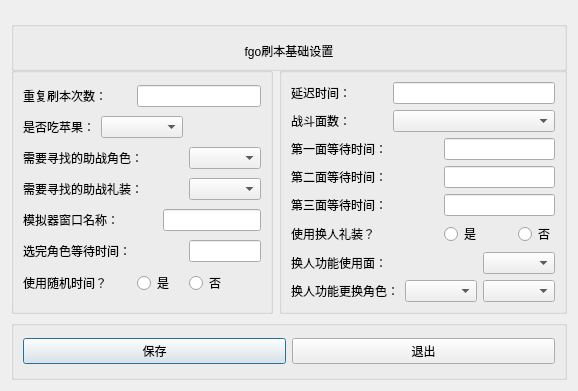
Before: the Qt Designer form qt_fgo_settings.ui in conceptclear/gamescript, drawn with Qt 5.
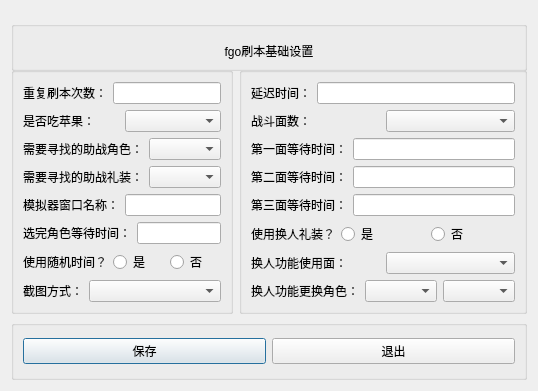
After: the same form once the commit is applied.

The edit to the form file:
```diff
--- a/qt_fgo_settings.ui
+++ b/qt_fgo_settings.ui
@@ -6,50 +6,15 @@
    <rect>
     <x>0</x>
     <y>0</y>
-    <width>543</width>
-    <height>351</height>
+    <width>523</width>
+    <height>376</height>
    </rect>
   </property>
   <property name="windowTitle">
    <string>基础设置</string>
   </property>
-  <layout class="QGridLayout" name="gridLayout_5">
-   <item row="2" column="0" colspan="2">
-    <widget class="QGroupBox" name="groupBox_4">
-     <property name="minimumSize">
-      <size>
-       <width>0</width>
-       <height>60</height>
-      </size>
-     </property>
-     <property name="maximumSize">
-      <size>
-       <width>16777215</width>
-       <height>80</height>
-      </size>
-     </property>
-     <property name="title">
-      <string/>
-     </property>
-     <layout class="QGridLayout" name="gridLayout_4">
+  <layout class="QGridLayout" name="gridLayout">
       <item row="0" column="0">
-       <widget class="QPushButton" name="pushButton">
-        <property name="text">
-         <string>保存</string>
-        </property>
-       </widget>
-      </item>
-      <item row="0" column="1">
-       <widget class="QPushButton" name="pushButton_2">
-        <property name="text">
-         <string>退出</string>
-        </property>
-       </widget>
-      </item>
-     </layout>
-    </widget>
-   </item>
-   <item row="0" column="0" colspan="2">
     <widget class="QGroupBox" name="groupBox">
      <property name="minimumSize">
       <size>
@@ -86,203 +51,316 @@
      </layout>
     </widget>
    </item>
-   <item row="1" column="1">
+   <item row="1" column="0">
+    <layout class="QHBoxLayout" name="horizontalLayout_16">
+     <item>
+      <widget class="QGroupBox" name="groupBox_2">
+       <property name="title">
+        <string/>
+       </property>
+       <layout class="QGridLayout" name="gridLayout_5">
+        <item row="0" column="0">
+         <layout class="QHBoxLayout" name="horizontalLayout">
+          <item>
+           <widget class="QLabel" name="label_2">
+            <property name="text">
+             <string>重复刷本次数：</string>
+            </property>
+           </widget>
+          </item>
+          <item>
+           <widget class="QLineEdit" name="lineEdit"/>
+          </item>
+         </layout>
+        </item>
+        <item row="1" column="0">
+         <layout class="QHBoxLayout" name="horizontalLayout_2">
+          <item>
+           <widget class="QLabel" name="label_3">
+            <property name="text">
+             <string>是否吃苹果：</string>
+            </property>
+           </widget>
+          </item>
+          <item>
+           <widget class="QComboBox" name="comboBox"/>
+          </item>
+         </layout>
+        </item>
+        <item row="2" column="0">
+         <layout class="QHBoxLayout" name="horizontalLayout_3">
+          <item>
+           <widget class="QLabel" name="label_4">
+            <property name="text">
+             <string>需要寻找的助战角色：</string>
+            </property>
+           </widget>
+          </item>
+          <item>
+           <widget class="QComboBox" name="comboBox_3"/>
+          </item>
+         </layout>
+        </item>
+        <item row="3" column="0">
+         <layout class="QHBoxLayout" name="horizontalLayout_4">
+          <item>
+           <widget class="QLabel" name="label_5">
+            <property name="text">
+             <string>需要寻找的助战礼装：</string>
+            </property>
+           </widget>
+          </item>
+          <item>
+           <widget class="QComboBox" name="comboBox_4"/>
+          </item>
+         </layout>
+        </item>
+        <item row="4" column="0">
+         <layout class="QHBoxLayout" name="horizontalLayout_5">
+          <item>
+           <widget class="QLabel" name="label_12">
+            <property name="text">
+             <string>模拟器窗口名称：</string>
+            </property>
+           </widget>
+          </item>
+          <item>
+           <widget class="QLineEdit" name="lineEdit_3">
+            <property name="echoMode">
+             <enum>QLineEdit::Normal</enum>
+            </property>
+           </widget>
+          </item>
+         </layout>
+        </item>
+        <item row="5" column="0">
+         <layout class="QHBoxLayout" name="horizontalLayout_6">
+          <item>
+           <widget class="QLabel" name="label_6">
+            <property name="text">
+             <string>选完角色等待时间：</string>
+            </property>
+           </widget>
+          </item>
+          <item>
+           <widget class="QLineEdit" name="lineEdit_7"/>
+          </item>
+         </layout>
+        </item>
+        <item row="6" column="0">
+         <layout class="QHBoxLayout" name="horizontalLayout_7">
+          <item>
+           <widget class="QLabel" name="label_13">
+            <property name="text">
+             <string>使用随机时间？</string>
+            </property>
+           </widget>
+          </item>
+          <item>
+           <widget class="QRadioButton" name="radioButton">
+            <property name="text">
+             <string>是</string>
+            </property>
+           </widget>
+          </item>
+          <item>
+           <widget class="QRadioButton" name="radioButton_2">
+            <property name="sizePolicy">
+             <sizepolicy hsizetype="Minimum" vsizetype="Fixed">
+              <horstretch>0</horstretch>
+              <verstretch>0</verstretch>
+             </sizepolicy>
+            </property>
+            <property name="text">
+             <string>否</string>
+            </property>
+           </widget>
+          </item>
+         </layout>
+        </item>
+        <item row="7" column="0">
+         <layout class="QFormLayout" name="formLayout">
+          <item row="0" column="0">
+           <widget class="QLabel" name="label_17">
+            <property name="text">
+             <string>截图方式：</string>
+            </property>
+           </widget>
+          </item>
+          <item row="0" column="1">
+           <widget class="QComboBox" name="comboBox_8"/>
+          </item>
+         </layout>
+        </item>
+       </layout>
+      </widget>
+     </item>
+     <item>
     <widget class="QGroupBox" name="groupBox_3">
      <property name="title">
       <string/>
      </property>
      <layout class="QGridLayout" name="gridLayout_2">
-      <item row="1" column="1" colspan="5">
-       <widget class="QComboBox" name="comboBox_2"/>
-      </item>
       <item row="0" column="0">
+         <layout class="QHBoxLayout" name="horizontalLayout_8">
+          <item>
        <widget class="QLabel" name="label_7">
         <property name="text">
          <string>延迟时间：</string>
         </property>
        </widget>
       </item>
-      <item row="2" column="3" colspan="3">
-       <widget class="QLineEdit" name="lineEdit_4"/>
-      </item>
-      <item row="2" column="0" colspan="3">
+          <item>
+           <widget class="QLineEdit" name="lineEdit_2"/>
+          </item>
+         </layout>
+        </item>
+        <item row="1" column="0">
+         <layout class="QHBoxLayout" name="horizontalLayout_9">
+          <item>
+           <widget class="QLabel" name="label_8">
+            <property name="text">
+             <string>战斗面数：</string>
+            </property>
+           </widget>
+          </item>
+          <item>
+           <widget class="QComboBox" name="comboBox_2"/>
+          </item>
+         </layout>
+        </item>
+        <item row="2" column="0">
+         <layout class="QHBoxLayout" name="horizontalLayout_10">
+          <item>
        <widget class="QLabel" name="label_9">
         <property name="text">
          <string>第一面等待时间：</string>
         </property>
        </widget>
       </item>
-      <item row="3" column="3" colspan="3">
+          <item>
+           <widget class="QLineEdit" name="lineEdit_4"/>
+          </item>
+         </layout>
+        </item>
+        <item row="3" column="0">
+         <layout class="QHBoxLayout" name="horizontalLayout_11">
+          <item>
+           <widget class="QLabel" name="label_10">
+            <property name="text">
+             <string>第二面等待时间：</string>
+            </property>
+           </widget>
+          </item>
+          <item>
        <widget class="QLineEdit" name="lineEdit_5"/>
       </item>
-      <item row="5" column="0" colspan="3">
-       <widget class="QLabel" name="label_14">
-        <property name="text">
-         <string>使用换人礼装？</string>
-        </property>
-       </widget>
-      </item>
-      <item row="1" column="0">
-       <widget class="QLabel" name="label_8">
-        <property name="text">
-         <string>战斗面数：</string>
-        </property>
-       </widget>
-      </item>
-      <item row="4" column="0" colspan="3">
+         </layout>
+        </item>
+        <item row="4" column="0">
+         <layout class="QHBoxLayout" name="horizontalLayout_12">
+          <item>
        <widget class="QLabel" name="label_11">
         <property name="text">
          <string>第三面等待时间：</string>
         </property>
        </widget>
       </item>
-      <item row="5" column="3" colspan="2">
+          <item>
+           <widget class="QLineEdit" name="lineEdit_6"/>
+          </item>
+         </layout>
+        </item>
+        <item row="5" column="0">
+         <layout class="QHBoxLayout" name="horizontalLayout_13">
+          <item>
+           <widget class="QLabel" name="label_14">
+            <property name="text">
+             <string>使用换人礼装？</string>
+            </property>
+           </widget>
+          </item>
+          <item>
        <widget class="QRadioButton" name="radioButton_3">
         <property name="text">
          <string>是</string>
         </property>
        </widget>
       </item>
-      <item row="0" column="1" colspan="5">
-       <widget class="QLineEdit" name="lineEdit_2"/>
-      </item>
-      <item row="6" column="4" colspan="2">
-       <widget class="QComboBox" name="comboBox_5"/>
+          <item>
+           <widget class="QRadioButton" name="radioButton_4">
+            <property name="text">
+             <string>否</string>
+            </property>
+           </widget>
+          </item>
+         </layout>
       </item>
       <item row="6" column="0">
+         <layout class="QHBoxLayout" name="horizontalLayout_14">
+          <item>
        <widget class="QLabel" name="label_15">
         <property name="text">
          <string>换人功能使用面：</string>
         </property>
        </widget>
       </item>
-      <item row="7" column="0" colspan="2">
+          <item>
+           <widget class="QComboBox" name="comboBox_5"/>
+          </item>
+         </layout>
+        </item>
+        <item row="7" column="0">
+         <layout class="QHBoxLayout" name="horizontalLayout_15">
+          <item>
        <widget class="QLabel" name="label_16">
         <property name="text">
          <string>换人功能更换角色：</string>
         </property>
        </widget>
       </item>
-      <item row="7" column="2" colspan="2">
+          <item>
        <widget class="QComboBox" name="comboBox_6"/>
       </item>
-      <item row="4" column="3" colspan="3">
-       <widget class="QLineEdit" name="lineEdit_6"/>
-      </item>
-      <item row="3" column="0" colspan="3">
-       <widget class="QLabel" name="label_10">
-        <property name="text">
-         <string>第二面等待时间：</string>
-        </property>
-       </widget>
-      </item>
-      <item row="7" column="4" colspan="2">
+          <item>
        <widget class="QComboBox" name="comboBox_7"/>
       </item>
-      <item row="5" column="5">
-       <widget class="QRadioButton" name="radioButton_4">
-        <property name="text">
-         <string>否</string>
-        </property>
-       </widget>
+         </layout>
       </item>
      </layout>
     </widget>
    </item>
-   <item row="1" column="0">
-    <widget class="QGroupBox" name="groupBox_2">
+    </layout>
+   </item>
+   <item row="2" column="0">
+    <widget class="QGroupBox" name="groupBox_4">
+     <property name="minimumSize">
+      <size>
+       <width>0</width>
+       <height>60</height>
+      </size>
+     </property>
+     <property name="maximumSize">
+      <size>
+       <width>16777215</width>
+       <height>80</height>
+      </size>
+     </property>
      <property name="title">
       <string/>
      </property>
-     <layout class="QGridLayout" name="gridLayout">
-      <item row="1" column="1" colspan="3">
-       <widget class="QComboBox" name="comboBox"/>
-      </item>
-      <item row="6" column="0" colspan="2">
-       <widget class="QLabel" name="label_13">
+     <layout class="QGridLayout" name="gridLayout_4">
+      <item row="0" column="0">
+       <widget class="QPushButton" name="pushButton">
         <property name="text">
-         <string>使用随机时间？</string>
+         <string>保存</string>
         </property>
        </widget>
       </item>
-      <item row="1" column="0">
-       <widget class="QLabel" name="label_3">
+      <item row="0" column="1">
+       <widget class="QPushButton" name="pushButton_2">
         <property name="text">
-         <string>是否吃苹果：</string>
-        </property>
-       </widget>
-      </item>
-      <item row="6" column="4">
-       <widget class="QRadioButton" name="radioButton_2">
-        <property name="sizePolicy">
-         <sizepolicy hsizetype="Minimum" vsizetype="Fixed">
-          <horstretch>0</horstretch>
-          <verstretch>0</verstretch>
-         </sizepolicy>
-        </property>
-        <property name="text">
-         <string>否</string>
-        </property>
-       </widget>
-      </item>
-      <item row="4" column="3" colspan="2">
-       <widget class="QLineEdit" name="lineEdit_3">
-        <property name="echoMode">
-         <enum>QLineEdit::Normal</enum>
-        </property>
-       </widget>
-      </item>
-      <item row="5" column="0" colspan="2">
-       <widget class="QLabel" name="label_6">
-        <property name="text">
-         <string>选完角色等待时间：</string>
-        </property>
-       </widget>
-      </item>
-      <item row="3" column="0" colspan="3">
-       <widget class="QLabel" name="label_5">
-        <property name="text">
-         <string>需要寻找的助战礼装：</string>
-        </property>
-       </widget>
-      </item>
-      <item row="2" column="0" colspan="3">
-       <widget class="QLabel" name="label_4">
-        <property name="text">
-         <string>需要寻找的助战角色：</string>
-        </property>
-       </widget>
-      </item>
-      <item row="0" column="0" colspan="2">
-       <widget class="QLabel" name="label_2">
-        <property name="text">
-         <string>重复刷本次数：</string>
-        </property>
-       </widget>
-      </item>
-      <item row="0" column="2" colspan="3">
-       <widget class="QLineEdit" name="lineEdit"/>
-      </item>
-      <item row="3" column="4">
-       <widget class="QComboBox" name="comboBox_4"/>
-      </item>
-      <item row="5" column="4">
-       <widget class="QLineEdit" name="lineEdit_7"/>
-      </item>
-      <item row="2" column="4">
-       <widget class="QComboBox" name="comboBox_3"/>
-      </item>
-      <item row="4" column="0" colspan="2">
-       <widget class="QLabel" name="label_12">
-        <property name="text">
-         <string>模拟器窗口名称：</string>
-        </property>
-       </widget>
-      </item>
-      <item row="6" column="2" colspan="2">
-       <widget class="QRadioButton" name="radioButton">
-        <property name="text">
-         <string>是</string>
+         <string>退出</string>
         </property>
        </widget>
       </item>
```
Lines whose indentation alone changed are shown as unchanged.
